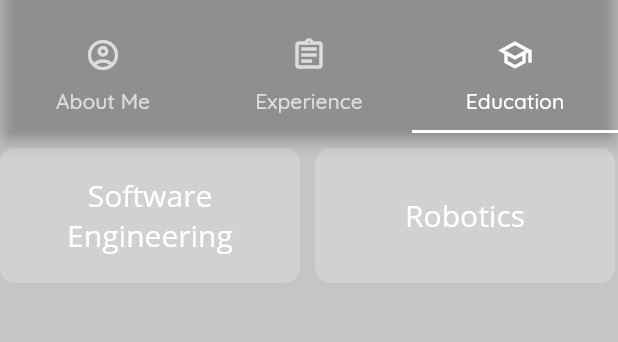
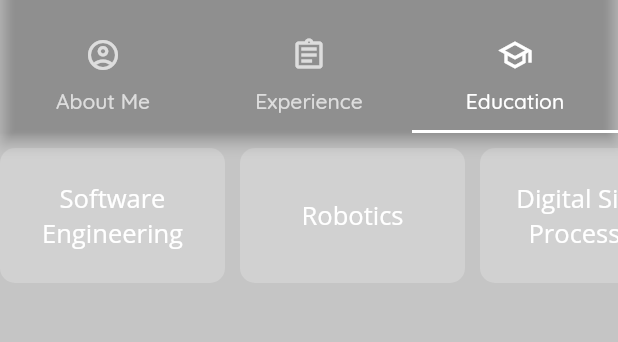
Before and after one commit to afiqaimanafr/resume-mobile-app, a Flutter app: the screen it shows after launch, tab 3 chosen, on a phone screen of 412 x 824 dp, the part 62-404 px from its top. Run offline on Flutter 3.47's test engine with Material 2 defaults, Android fonts, the phone set to English and light mode, and no system bars.

Commit message:
latest ui

```diff
--- a/lib/screens/education/education_screen.dart
+++ b/lib/screens/education/education_screen.dart
@@ -39,7 +39,7 @@ class EducationScreen extends StatelessWidget {
         borderRadius: BorderRadius.circular(10),
         color: kPrimaryLightColor.withOpacity(0.2),
       ),
-      width: 200,
+      width: 150,
       child: Expanded(
         child: Padding(
           padding: const EdgeInsets.all(10.0),
@@ -49,7 +49,7 @@ class EducationScreen extends StatelessWidget {
               style: const TextStyle(
                 color: kPrimaryLightColor,
                 fontFamily: primaryFamilyFont,
-                fontSize: 20,
+                fontSize: 17,
               ),
               textAlign: TextAlign.center,
             ),
```
